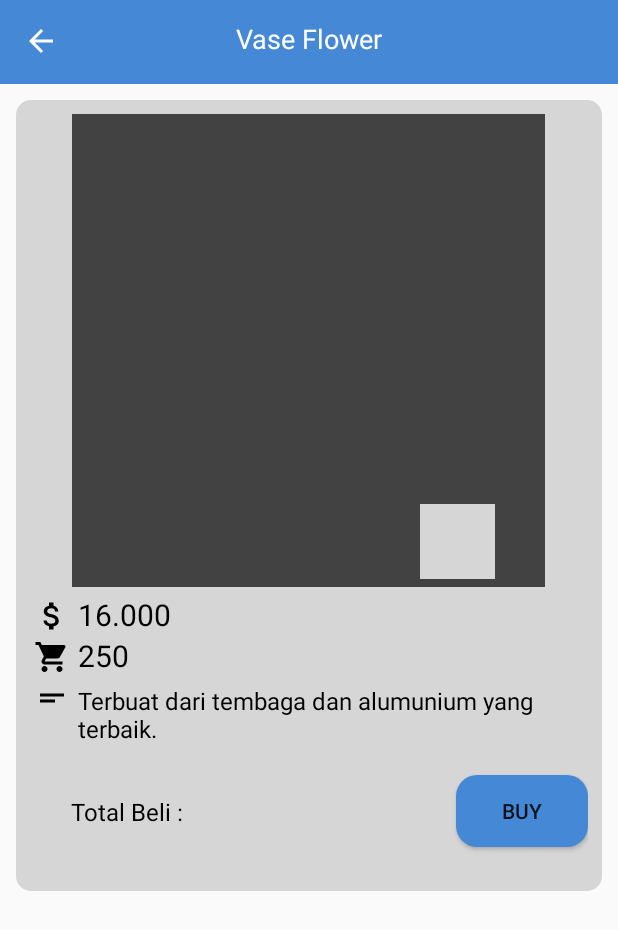
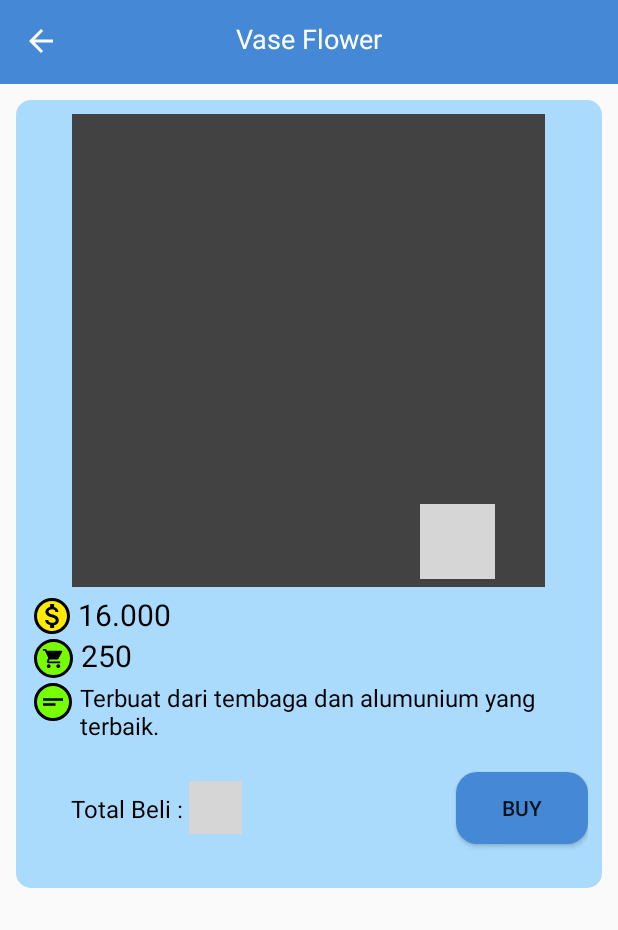
Before and after one commit to WahyuSeptiadi/HandycraftsShop, an Android app: the layout activity_buy.xml on its own in the app's theme, with its tools: preview values and no code run, on a phone screen of 412 x 824 dp. Shown: the top 930 px of the screen. Run offline under Robolectric (Android 15) with nearby library versions, the phone set to English and light mode, and no system bars; grey boxes are pictures that could not be loaded.

Commit message:
Permanis tampilan, walau tak manis wkwk

```diff
--- a/app/src/main/java/com/newbie/handycraftsshop/Activity/BuyActivity.java
+++ b/app/src/main/java/com/newbie/handycraftsshop/Activity/BuyActivity.java
@@ -148,7 +148,7 @@
                     } else if (totalYangDiBeli > stock) {
                         Toast.makeText(BuyActivity.this, "Total barang yang Anda beli melebihi stok kami", Toast.LENGTH_LONG).show();
                     } else {
-                        Toast.makeText(BuyActivity.this, totBar, Toast.LENGTH_SHORT).show();
+//                        Toast.makeText(BuyActivity.this, totBar, Toast.LENGTH_SHORT).show();
                         int harga = totalYangDiBeli * hargabarang;
                         BuyModel buyModel = new BuyModel(id_barang, Integer.parseInt(et_totalBeli.getText().toString()), harga, hargabarang, namabarang, imageURL);
                         db.collection("users").document(mUser).collection("belibarang").document().set(buyModel).addOnCompleteListener(new OnCompleteListener<Void>() {
--- a/app/src/main/java/com/newbie/handycraftsshop/Adapter/ListPostHomeAdapter.java
+++ b/app/src/main/java/com/newbie/handycraftsshop/Adapter/ListPostHomeAdapter.java
@@ -194,7 +194,7 @@
                         public void onComplete(@NonNull Task<QuerySnapshot> task) {
                             if (task.isSuccessful()){
                                 for (QueryDocumentSnapshot document : Objects.requireNonNull(task.getResult())) {
-//                                    Toast.makeText(mContext, ""+document.getId(), Toast.LENGTH_LONG).show();
+                                    Toast.makeText(mContext, listSampah.get(position).getNama()+" ditambah ke wishlist", Toast.LENGTH_SHORT).show();
                                     dictionary.put(document.getId(), true);
                                     docRefWishlist.set(dictionary, SetOptions.merge());
                                 }
@@ -207,7 +207,7 @@
                         public void onComplete(@NonNull Task<QuerySnapshot> task) {
                             if (task.isSuccessful()){
                                 for (QueryDocumentSnapshot document : Objects.requireNonNull(task.getResult())) {
-//                                    Toast.makeText(mContext, ""+document.getId(), Toast.LENGTH_LONG).show();
+                                    Toast.makeText(mContext, listSampah.get(position).getNama()+" dihapus dari wishlist", Toast.LENGTH_SHORT).show();
                                     dictionary.put(document.getId(), FieldValue.delete());
                                     docRefWishlist.set(dictionary, SetOptions.merge());
                                 }
--- a/app/src/main/java/com/newbie/handycraftsshop/Adapter/ListPostProfileAdapter.java
+++ b/app/src/main/java/com/newbie/handycraftsshop/Adapter/ListPostProfileAdapter.java
@@ -1,5 +1,6 @@
 package com.newbie.handycraftsshop.Adapter;
 
+import android.app.Activity;
 import android.app.AlertDialog;
 import android.content.Context;
 import android.content.DialogInterface;
@@ -179,6 +180,7 @@
                             case DialogInterface.BUTTON_NEGATIVE:
                                 Intent toProfile = new Intent(mContext, ProfileActivity.class);
                                 mContext.startActivity(toProfile);
+                                ((Activity)mContext).finish();
                                 break;
                         }
                     }
@@ -186,8 +188,6 @@
                 AlertDialog.Builder ab = new AlertDialog.Builder(mContext);
                 ab.setMessage("Yakin dihapus barangnya?").setPositiveButton("Yoi", dialogClickListener)
                         .setNegativeButton("Gak jadi", dialogClickListener).show();
-
-
             }
         });
     }
--- a/app/src/main/java/com/newbie/handycraftsshop/Adapter/WishlistAdapter.java
+++ b/app/src/main/java/com/newbie/handycraftsshop/Adapter/WishlistAdapter.java
@@ -131,7 +131,7 @@
                         public void onComplete(@NonNull Task<QuerySnapshot> task) {
                             if (task.isSuccessful()){
                                 for (QueryDocumentSnapshot document : Objects.requireNonNull(task.getResult())) {
-                                    Toast.makeText(mContext, ""+document.getId(), Toast.LENGTH_LONG).show();
+                                    Toast.makeText(mContext, listSampah.get(position).getNama()+" ditambah ke wishlist", Toast.LENGTH_SHORT).show();
                                     dictionary.put(document.getId(), true);
                                     docRefWishlist.set(dictionary, SetOptions.merge());
                                 }
@@ -144,7 +144,7 @@
                         public void onComplete(@NonNull Task<QuerySnapshot> task) {
                             if (task.isSuccessful()){
                                 for (QueryDocumentSnapshot document : Objects.requireNonNull(task.getResult())) {
-                                    Toast.makeText(mContext, ""+document.getId(), Toast.LENGTH_LONG).show();
+                                    Toast.makeText(mContext, listSampah.get(position).getNama()+" dihapus dari wishlist", Toast.LENGTH_SHORT).show();
                                     dictionary.put(document.getId(), FieldValue.delete());
                                     docRefWishlist.set(dictionary, SetOptions.merge());
                                 }
--- a/app/src/main/res/drawable/background_item.xml
+++ b/app/src/main/res/drawable/background_item.xml
@@ -5,7 +5,7 @@
     android:shape="rectangle"
     tools:ignore="MissingDefaultResource">
     <corners android:radius="10dp" />
-    <solid android:color="#D6D6D6"/>
+    <solid android:color="#520099FF"/>
     <stroke
         android:width="1dp"
         android:color="@android:color/transparent"/>
--- /dev/null
+++ b/app/src/main/res/drawable/bg_black.xml
@@ -0,0 +1,6 @@
+<?xml version="1.0" encoding="utf-8"?>
+<shape android:shape="rectangle" xmlns:android="http://schemas.android.com/apk/res/android">
+    <stroke android:width="1dp" android:color="@color/hitam"/>
+    <solid android:color="@color/hitam"/>
+    <corners android:radius="30dp"/>
+</shape>
--- /dev/null
+++ b/app/src/main/res/drawable/bg_hijau.xml
@@ -0,0 +1,6 @@
+<?xml version="1.0" encoding="utf-8"?>
+<shape android:shape="rectangle" xmlns:android="http://schemas.android.com/apk/res/android">
+    <stroke android:width="2.2dp" android:color="@color/hitam"/>
+    <solid android:color="#76FF03"/>
+    <corners android:radius="30dp"/>
+</shape>
--- a/app/src/main/res/drawable/ic_deskrips.xml
+++ b/app/src/main/res/drawable/ic_deskrips.xml
@@ -1,6 +1,6 @@
 <vector xmlns:android="http://schemas.android.com/apk/res/android"
-        android:width="24dp"
-        android:height="24dp"
+        android:width="20dp"
+        android:height="20dp"
         android:viewportWidth="24.0"
         android:viewportHeight="24.0">
     <path
--- /dev/null
+++ b/app/src/main/res/drawable/ic_saldo.xml
@@ -0,0 +1,5 @@
+<vector android:height="24dp" android:tint="#FFEA00"
+    android:viewportHeight="24.0" android:viewportWidth="24.0"
+    android:width="24dp" xmlns:android="http://schemas.android.com/apk/res/android">
+    <path android:fillColor="#FF000000" android:pathData="M12,2C6.48,2 2,6.48 2,12s4.48,10 10,10 10,-4.48 10,-10S17.52,2 12,2zM13.41,18.09L13.41,20h-2.67v-1.93c-1.71,-0.36 -3.16,-1.46 -3.27,-3.4h1.96c0.1,1.05 0.82,1.87 2.65,1.87 1.96,0 2.4,-0.98 2.4,-1.59 0,-0.83 -0.44,-1.61 -2.67,-2.14 -2.48,-0.6 -4.18,-1.62 -4.18,-3.67 0,-1.72 1.39,-2.84 3.11,-3.21L10.74,4h2.67v1.95c1.86,0.45 2.79,1.86 2.85,3.39L14.3,9.34c-0.05,-1.11 -0.64,-1.87 -2.22,-1.87 -1.5,0 -2.4,0.68 -2.4,1.64 0,0.84 0.65,1.39 2.67,1.91s4.18,1.39 4.18,3.91c-0.01,1.83 -1.38,2.83 -3.12,3.16z"/>
+</vector>
--- a/app/src/main/res/drawable/ic_stock.xml
+++ b/app/src/main/res/drawable/ic_stock.xml
@@ -1,6 +1,6 @@
 <vector xmlns:android="http://schemas.android.com/apk/res/android"
-        android:width="24dp"
-        android:height="24dp"
+        android:width="15dp"
+        android:height="15dp"
         android:viewportWidth="24.0"
         android:viewportHeight="24.0">
     <path
--- a/app/src/main/res/layout/activity_buy.xml
+++ b/app/src/main/res/layout/activity_buy.xml
@@ -73,7 +73,8 @@
                     android:layout_below="@id/mv_locationInBuy"
                     android:layout_marginTop="2.5dp"
                     android:layout_marginStart="2.5dp"
-                    android:src="@drawable/ic_price" />
+                    android:background="@drawable/bg_black"
+                    android:src="@drawable/ic_saldo" />
                 <ImageView
                     android:id="@+id/ic_stockBuy"
                     android:layout_width="wrap_content"
@@ -81,7 +82,9 @@
                     android:layout_below="@+id/ic_priceBuy"
                     android:layout_marginTop="3dp"
                     android:layout_marginStart="2.5dp"
-                    android:src="@drawable/ic_stock"/>
+                    android:padding="5dp"
+                    android:background="@drawable/bg_hijau"
+                    android:src="@drawable/ic_stock" />
 
                 <ImageView
                     android:id="@+id/ic_locationBuy"
@@ -100,6 +103,8 @@
                     android:layout_below="@+id/ic_stockBuy"
                     android:layout_marginTop="3dp"
                     android:layout_marginStart="2.5dp"
+                    android:padding="2.5dp"
+                    android:background="@drawable/bg_hijau"
                     android:src="@drawable/ic_deskrips"/>
 
                 <TextView
@@ -130,7 +135,7 @@
                     android:layout_height="wrap_content"
                     android:layout_below="@+id/tv_stockBuy"
                     android:layout_toRightOf="@+id/ic_deskripsiBuy"
-                    android:layout_marginTop="5dp"
+                    android:layout_marginTop="3dp"
                     android:layout_marginLeft="5dp"
                     android:text="Terbuat dari tembaga dan alumunium yang terbaik."
                     android:textSize="16dp"
--- a/app/src/main/res/layout/activity_wishlist.xml
+++ b/app/src/main/res/layout/activity_wishlist.xml
@@ -30,7 +30,6 @@
         android:textStyle="bold"
         android:layout_marginTop="13dp"
         android:textSize="18sp"
-
         android:textColor="#fff" />
 
     <androidx.recyclerview.widget.RecyclerView
@@ -38,7 +37,7 @@
         android:layout_width="match_parent"
         android:layout_height="wrap_content"
         android:layout_below="@+id/toolbar"
-        android:layout_marginTop="-3dp"
+        android:layout_marginTop="2dp"
         tools:listitem="@layout/item_cardview_sampah_home" />
 
 </RelativeLayout>
```
Also changed, not shown: app/src/main/res/layout/activity_profile.xml (+8 -7 lines).
